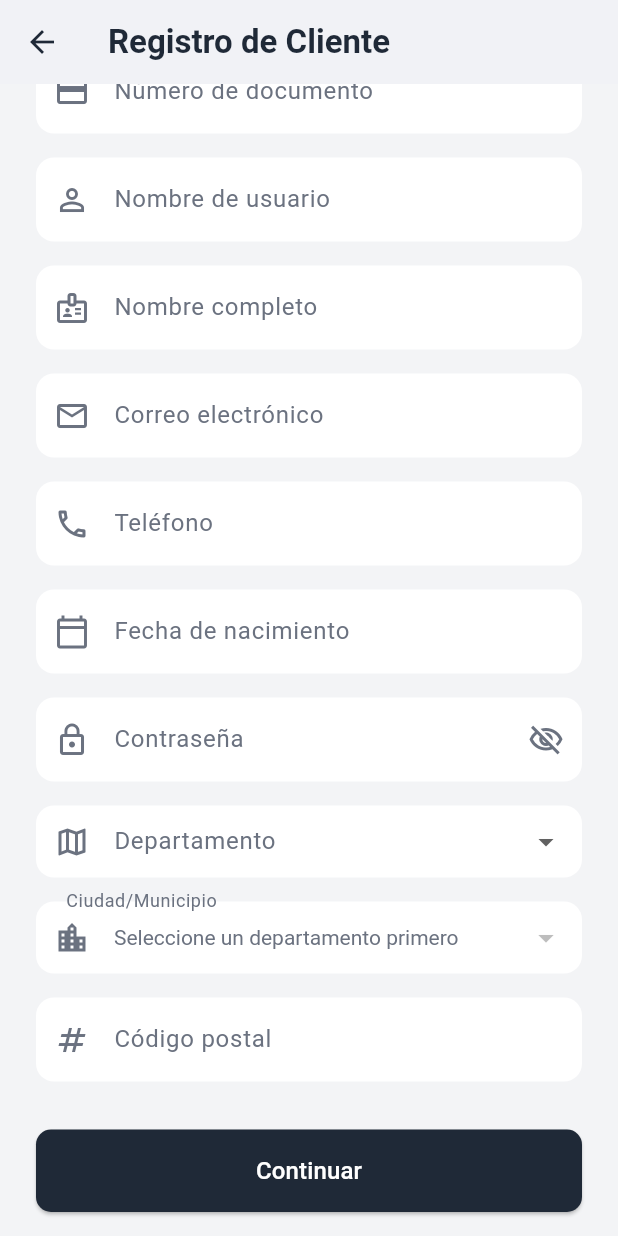
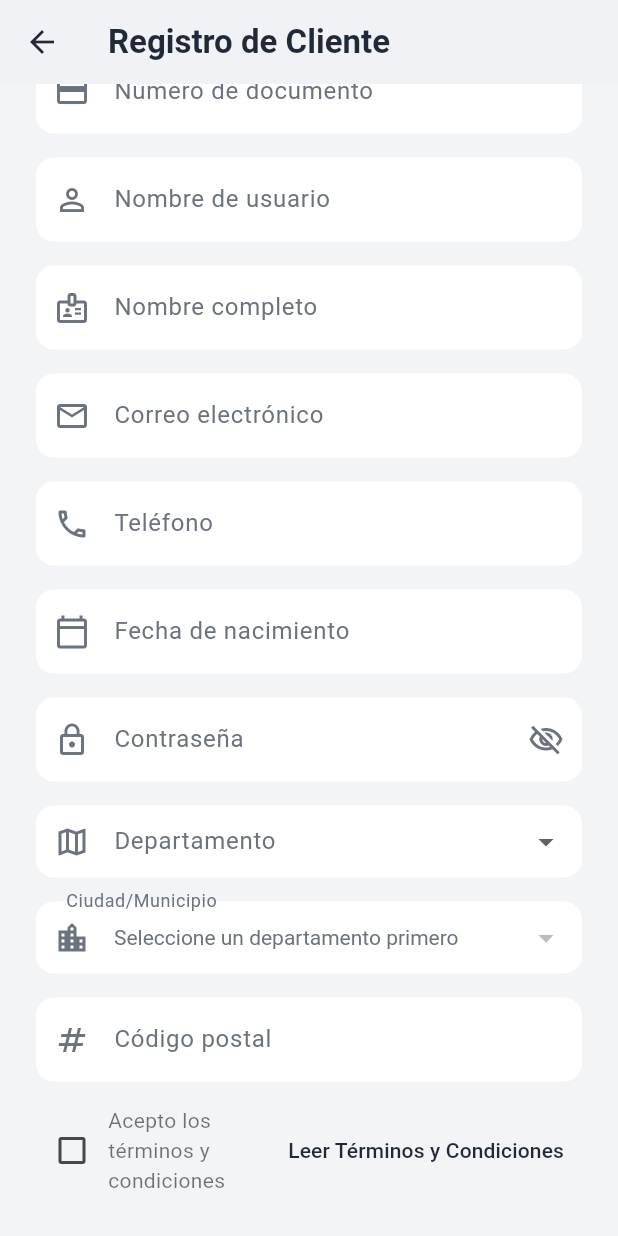
Before and after one commit to IsaacPater31/pyp_platform, a Flutter app: the ClientRegisterView screen opened directly, scrolled down 103 dp, on a phone screen of 412 x 824 dp. Run offline on Flutter 3.47's test engine with Material 3 defaults, Android fonts, the light colour scheme and no system bars; our stand-ins replace file_picker, flutter_dotenv, flutter_map, geocoding, geolocator, image_picker and 2 more; missing offline and left inert: flutter_map_cancellable_tile_provider.

Commit message:
✨ Agrega validación de aceptación de términos y condiciones en el registro del cliente

```diff
--- a/lib/vistas/client_register_view.dart
+++ b/lib/vistas/client_register_view.dart
@@ -1,6 +1,7 @@
 import 'package:flutter/material.dart';
 import 'package:pyp_platform/controladores/client_register_controller.dart';
 import 'package:pyp_platform/vistas/client_register_location_view.dart';
+import 'package:url_launcher/url_launcher.dart';
 
 class ClientRegisterView extends StatefulWidget {
   const ClientRegisterView({super.key});
@@ -12,6 +13,7 @@ class ClientRegisterView extends StatefulWidget {
 class _ClientRegisterViewState extends State<ClientRegisterView> {
   late ClientRegisterController controller;
   bool _obscurePassword = true;
+  bool _aceptaTerminos = false; // <-- NUEVO
 
   @override
   void initState() {
@@ -31,6 +33,12 @@ class _ClientRegisterViewState extends State<ClientRegisterView> {
   Future<void> _submitForm() async {
     FocusScope.of(context).unfocus();
     if (!controller.validateForm()) return;
+
+    // Validar términos y condiciones
+    if (!_aceptaTerminos) {
+      _showErrorMessage('Debes aceptar los términos y condiciones para continuar');
+      return;
+    }
 
     _showLoadingDialog();
 
@@ -111,6 +119,26 @@ class _ClientRegisterViewState extends State<ClientRegisterView> {
         backgroundColor: const Color(0xFFEF4444),
       ),
     );
+  }
+
+  Future<void> _launchTermsURL() async {
+    const url = 'https://pypplatform.liveblog365.com/TerminosCondiciones/';
+    final Uri launchUrlUri = Uri.parse(url);
+    try {
+      if (await canLaunchUrl(launchUrlUri)) {
+        await launchUrl(launchUrlUri, mode: LaunchMode.externalApplication);
+      } else {
+        if (!mounted) return;
+        ScaffoldMessenger.of(context).showSnackBar(
+          const SnackBar(content: Text('No se pudo abrir el enlace.')),
+        );
+      }
+    } catch (e) {
+      if (!mounted) return;
+      ScaffoldMessenger.of(context).showSnackBar(
+        const SnackBar(content: Text('No se pudo abrir el enlace.')),
+      );
+    }
   }
 
   // ====== VALIDACIONES FRONTEND MEJORADAS ======
@@ -286,6 +314,34 @@ class _ClientRegisterViewState extends State<ClientRegisterView> {
                 icon: Icons.numbers_outlined,
                 keyboardType: TextInputType.number,
                 validator: (v) => _validateRequired(v, "código postal"),
+              ),
+              const SizedBox(height: 16),
+
+              // Checkbox de términos y condiciones
+              Row(
+                children: [
+                  Checkbox(
+                    value: _aceptaTerminos,
+                    onChanged: (value) {
+                      setState(() {
+                        _aceptaTerminos = value ?? false;
+                      });
+                    },
+                  ),
+                  const Expanded(
+                    child: Text(
+                      'Acepto los términos y condiciones',
+                      style: TextStyle(color: Colors.black54),
+                    ),
+                  ),
+                  TextButton(
+                    onPressed: _launchTermsURL,
+                    child: const Text(
+                      'Leer Términos y Condiciones',
+                      style: TextStyle(color: Color(0xFF1F2937)),
+                    ),
+                  ),
+                ],
               ),
               const SizedBox(height: 32),
               SizedBox(
```
